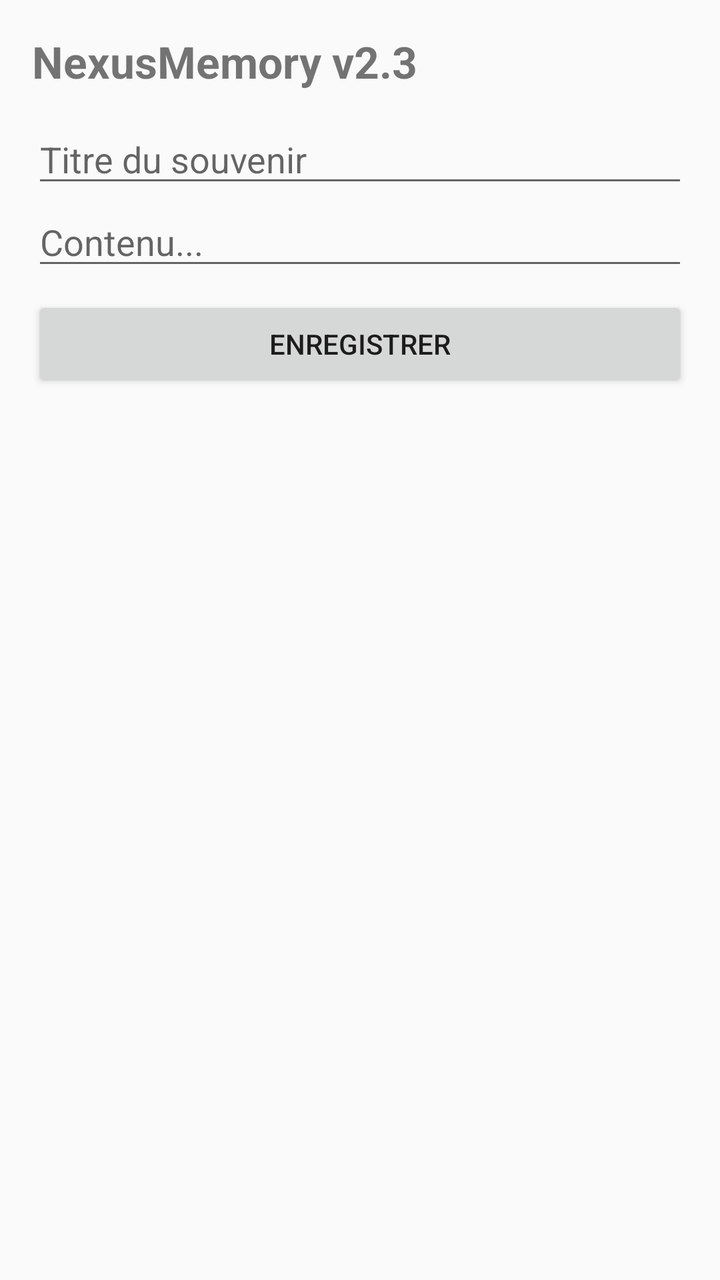
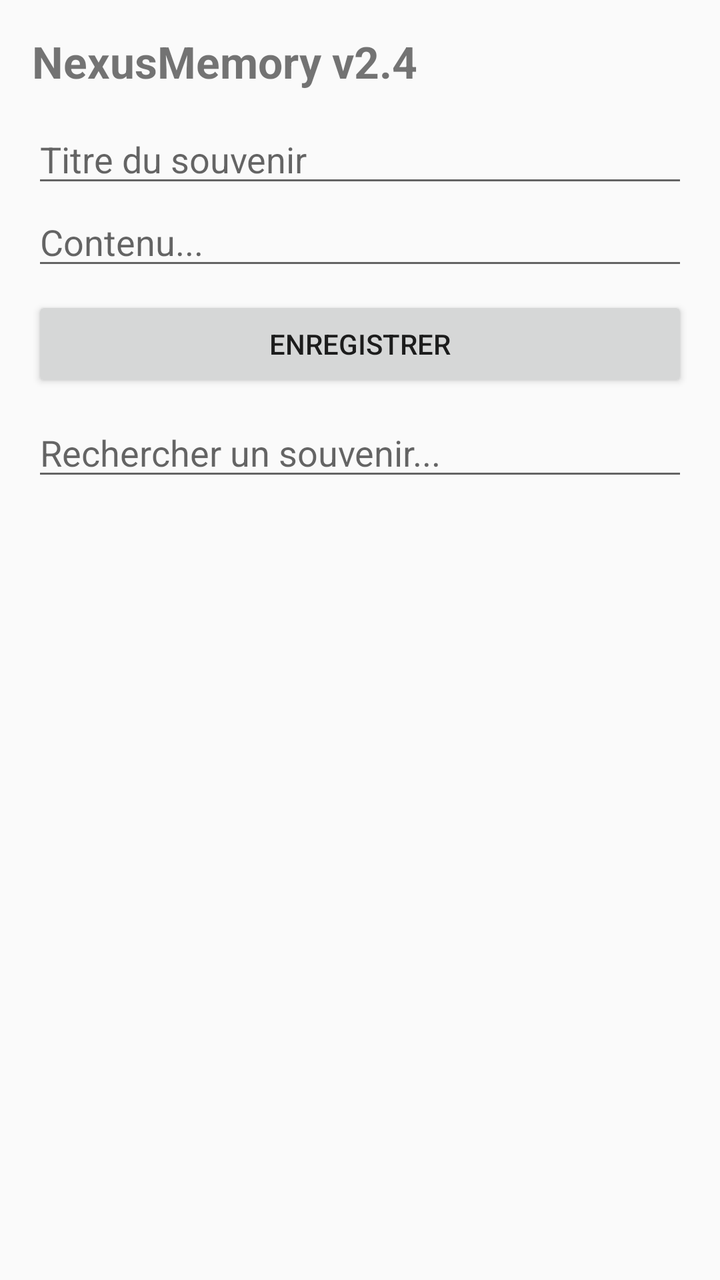

The first picture is an Android layout as it rendered before a commit; the second is the same layout after the commit. The layout source and the unified diff follow.
<!-- AndroidManifest.xml: application theme Theme.AppCompat.Light.DarkActionBar -->
<!-- res/layout/activity_main.xml -->
<?xml version="1.0" encoding="utf-8"?>
<LinearLayout xmlns:android="http://schemas.android.com/apk/res/android"
    android:layout_width="match_parent"
    android:layout_height="match_parent"
    android:orientation="vertical"
    android:padding="16dp">

    <TextView
        android:layout_width="match_parent"
        android:layout_height="wrap_content"
        android:text="NexusMemory v2.3"
        android:textSize="22sp"
        android:textStyle="bold"
        android:paddingBottom="12dp" />

    <EditText
        android:id="@+id/etTitle"
        android:layout_width="match_parent"
        android:layout_height="wrap_content"
        android:hint="Titre du souvenir"
        android:inputType="text" />

    <EditText
        android:id="@+id/etContent"
        android:layout_width="match_parent"
        android:layout_height="wrap_content"
        android:hint="Contenu..."
        android:inputType="textLongMessage" />

    <Button
        android:id="@+id/btnSave"
        android:layout_width="match_parent"
        android:layout_height="wrap_content"
        android:text="Enregistrer"
        android:layout_marginTop="8dp"
        android:layout_marginBottom="12dp" />

    <androidx.recyclerview.widget.RecyclerView
        android:id="@+id/recyclerView"
        android:layout_width="match_parent"
        android:layout_height="0dp"
        android:layout_weight="1" />

</LinearLayout>
<!-- resources referenced by this layout -->
<resources>

</resources>

<!-- the commit's change to res/layout/activity_main.xml (unified diff, before → after) -->
@@ -8,7 +8,7 @@
     <TextView
         android:layout_width="match_parent"
         android:layout_height="wrap_content"
-        android:text="NexusMemory v2.3"
+        android:text="NexusMemory v2.4"
         android:textSize="22sp"
         android:textStyle="bold"
         android:paddingBottom="12dp" />
@@ -33,7 +33,15 @@
         android:layout_height="wrap_content"
         android:text="Enregistrer"
         android:layout_marginTop="8dp"
-        android:layout_marginBottom="12dp" />
+        android:layout_marginBottom="8dp" />
+
+    <EditText
+        android:id="@+id/etSearch"
+        android:layout_width="match_parent"
+        android:layout_height="wrap_content"
+        android:hint="Rechercher un souvenir..."
+        android:inputType="text"
+        android:layout_marginBottom="8dp" />
 
     <androidx.recyclerview.widget.RecyclerView
         android:id="@+id/recyclerView"
